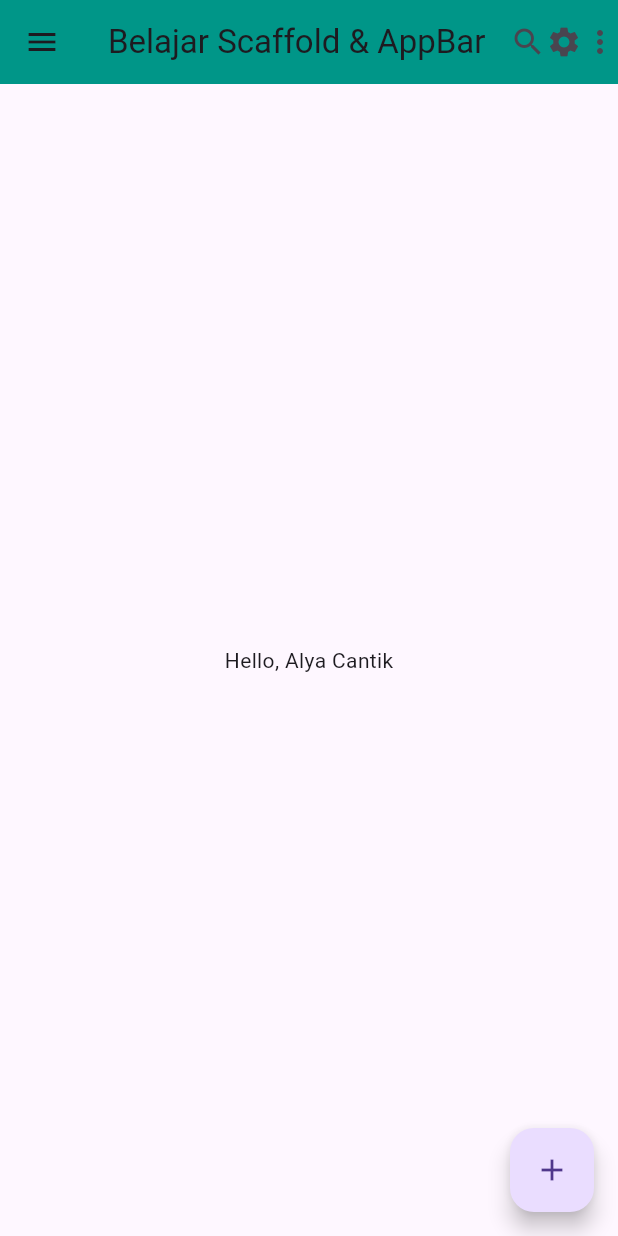
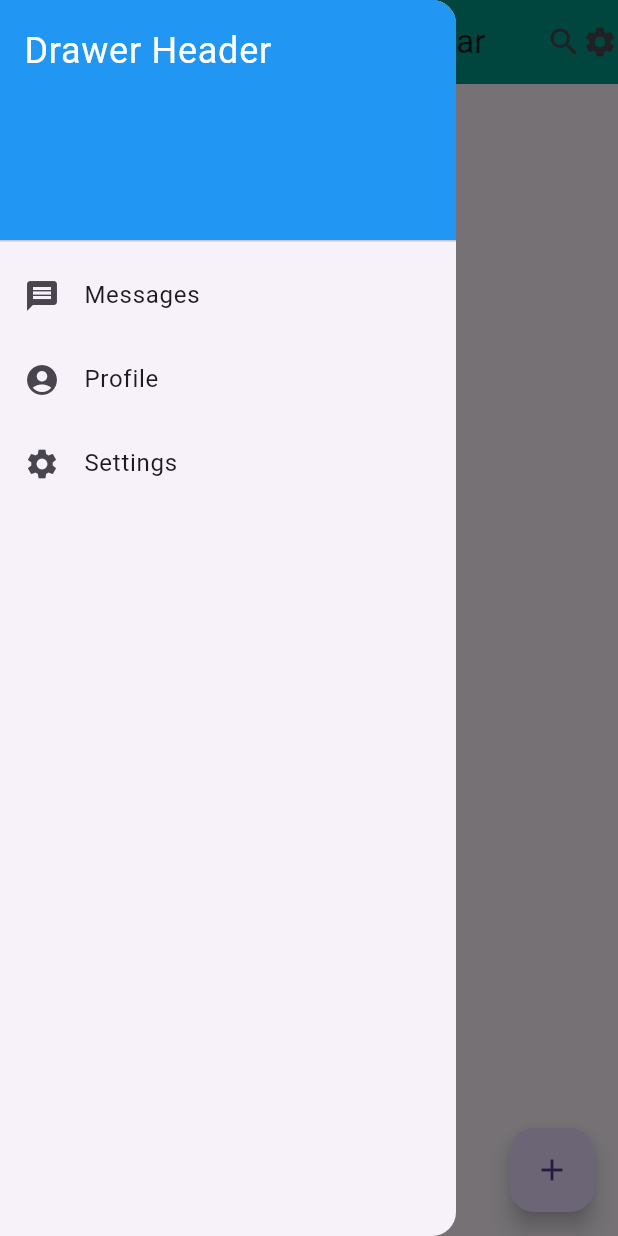
Before and after one commit to Alyaajeng/pem_mobile, a Flutter app: the screen it shows after launch, with the side drawer open (before the commit the screen has no drawer), on a phone screen of 412 x 824 dp. Run offline on Flutter 3.47's test engine with Material 3 defaults, Android fonts, the phone set to English and light mode, and no system bars; our stand-ins replace just_audio.

Commit message:
P6 - Dasar Widget drawer

```diff
--- a/flutter/pertemuan6/pertemuan6/lib/main.dart
+++ b/flutter/pertemuan6/pertemuan6/lib/main.dart
@@ -17,7 +17,7 @@
           actions: const [
             Icon(Icons.search),
             Icon(Icons.settings),
-            Icon(Icons.more_vert),
+            // Icon(Icons.more_vert),
           ],
         ),
         body: const Center(child: Text("Hello, Alya Cantik")),
@@ -25,6 +25,37 @@
           onPressed: () {},
           child: Icon(Icons.add),
         ),
+        drawer: Drawer(
+          child: ListView(
+            padding: EdgeInsets.zero,
+            children: const [
+              DrawerHeader(
+                decoration: BoxDecoration(
+                  color: Colors.blue,
+                ),
+                child: Text(
+                  'Drawer Header',
+                  style: TextStyle(
+                    color: Colors.white,
+                    fontSize: 24,
+                  ),
+                ),
+              ),
+              ListTile(
+                leading: Icon(Icons.message),
+                title: Text('Messages'),
+              ),
+              ListTile(
+                leading: Icon(Icons.account_circle),
+                title: Text('Profile'),
+              ),
+              ListTile(
+                leading: Icon(Icons.settings),
+                title: Text('Settings'),
+              ),
+            ],
+          ),
+        ),
       ),
     );
   }
```
